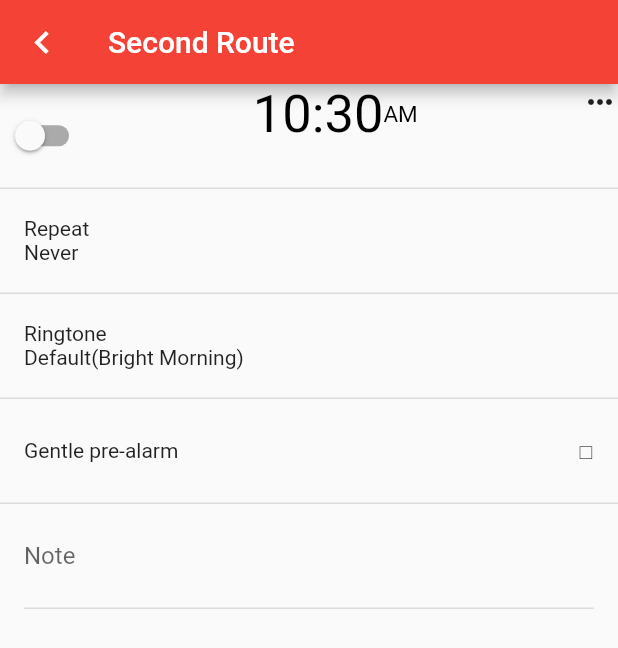
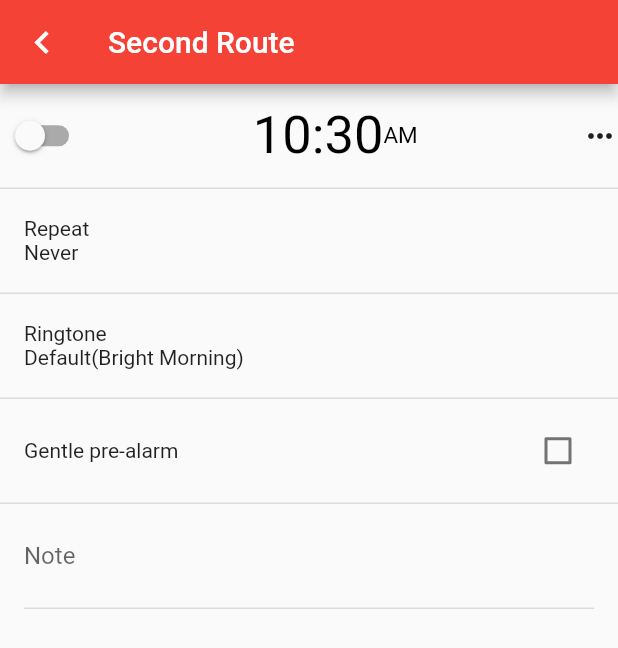
Before and after one commit to katsumeshi/flutter-alarm, a Flutter app: the screen it shows after launch, after a tap on the "add" icon, on a phone screen of 412 x 824 dp. Shown: the top 648 px of the screen. Run offline on Flutter 3.47's test engine with Material 2 defaults, Android fonts, the light colour scheme and no system bars; our stand-ins replace audioplayers, equatable, flutter_bloc, flutter_datetime_picker.

Commit message:
ring alarm

```diff
--- a/lib/DataLayar/alarm.dart
+++ b/lib/DataLayar/alarm.dart
@@ -18,6 +18,7 @@ class Alarm extends Equatable {
   final bool active;
   final DateTime time;
   final Map<String, bool> days;
+  final bool gentle;
   final String note;
 
   Alarm.fromJson(Map json)
@@ -25,6 +26,7 @@ class Alarm extends Equatable {
         active = json['active'],
         time = json['title'],
         days = json['days'],
+        gentle = json['gentle'],
         note = json['note'];
 
   Alarm(
@@ -32,13 +34,14 @@ class Alarm extends Equatable {
       this.active = false,
       DateTime time,
       Map<String, bool> days,
+      this.gentle = false,
       this.note = ""})
       : this.id = id ?? uuid.v1(),
         this.time = time ?? DateTime.now(),
         this.days = days ?? defaultDays;
 
   AlarmEntity toEntity() {
-    return AlarmEntity(id, active, time, days, note);
+    return AlarmEntity(id, active, time, days, gentle, note);
   }
 
   Alarm copyWith(
@@ -46,12 +49,14 @@ class Alarm extends Equatable {
       bool active,
       DateTime time,
       Map<String, bool> days,
+      bool gentle,
       String note}) {
     return Alarm(
         id: id ?? this.id,
         active: active ?? this.active,
         time: time ?? this.time,
         days: days ?? this.days,
+        gentle: gentle ?? this.gentle,
         note: note ?? this.note);
   }
 
@@ -69,7 +74,7 @@ class Alarm extends Equatable {
   }
 
   @override
-  List<Object> get props => [id, active, time, days, note];
+  List<Object> get props => [id, active, time, days, gentle, note];
 }
 
 class AlarmEntity extends Equatable {
@@ -77,10 +82,12 @@ class AlarmEntity extends Equatable {
   final bool active;
   final DateTime time;
   final Map<String, bool> days;
+  final bool gentle;
   final String note;
 
-  const AlarmEntity(this.id, this.active, this.time, this.days, this.note);
+  const AlarmEntity(
+      this.id, this.active, this.time, this.days, this.gentle, this.note);
 
   @override
-  List<Object> get props => [id, active, time, days, note];
+  List<Object> get props => [id, active, time, days, gentle, note];
 }
--- a/lib/UI/add_screen.dart
+++ b/lib/UI/add_screen.dart
@@ -12,23 +12,18 @@ class SecondRoute extends StatelessWidget {
 
   @override
   Widget build(BuildContext context) {
-    final alarm = ModalRoute.of(context).settings.arguments as Alarm;
+    var alarm = ModalRoute.of(context).settings.arguments as Alarm;
     final bloc = BlocProvider.of<AlarmsBloc>(context);
     return BlocBuilder<AlarmsBloc, AlarmsState>(builder: (context, state) {
       final alarms = (state as AlarmsLoaded).alarms;
+      alarm = alarms.firstWhere((e) => e.id == alarm.id, orElse: () => Alarm());
       return Scaffold(
           appBar: AppBar(
               title: Text("Second Route"),
               leading: IconButton(
                 icon: Icon(Icons.chevron_left, size: 30),
                 onPressed: () {
-                  final ret = alarms.firstWhere((e) => e.id == alarm.id,
-                      orElse: () => null);
-                  if (ret == null) {
-                    bloc.add(AddAlarm(alarm));
-                  } else {
-                    bloc.add(UpdateAlarm(alarm));
-                  }
+                  bloc.add(UpdateAlarm(alarm));
                   Navigator.of(context).pop();
                 },
               )),
@@ -77,8 +72,15 @@ class SecondRoute extends StatelessWidget {
             ),
             padding: const EdgeInsets.only(left: margin, right: margin),
             height: rowHeight,
-            child:
-                Row(children: [Text("Gentle pre-alarm"), Spacer(), Text("□")])),
+            child: Row(children: [
+              Text("Gentle pre-alarm"),
+              Spacer(),
+              Checkbox(
+                  value: alarm.gentle,
+                  onChanged: (value) {
+                    bloc.add(UpdateAlarm(alarm.copyWith(gentle: value)));
+                  })
+            ])),
         Container(
           decoration: BoxDecoration(
             border: Border(bottom: BorderSide(color: Colors.black12)),
--- a/lib/UI/comonents/alarm_row.dart
+++ b/lib/UI/comonents/alarm_row.dart
@@ -25,7 +25,9 @@ Widget buildRow(BuildContext context, Alarm alarm) {
                   bloc.add(UpdateAlarm(alarm.copyWith(time: time)));
                 }, currentTime: alarm.time, locale: LocaleType.en);
               },
-              child: Column(children: [
+              child: Column(
+                  mainAxisAlignment: MainAxisAlignment.center,
+                  children: [
                     Row(mainAxisSize: MainAxisSize.min, children: [
                       Text(DateFormat("hh:mm").format(alarm.time),
                           style: TextStyle(
@@ -39,17 +41,26 @@ Widget buildRow(BuildContext context, Alarm alarm) {
                           ),
                           textAlign: TextAlign.justify)
                     ]),
-                Text(alarm.toDaysString(),
-                    style: TextStyle(
-                      color: Colors.black,
-                      fontSize: 18,
-                    ))
+                    _daysWidget(alarm)
                   ]))),
+      Column(mainAxisAlignment: MainAxisAlignment.center, children: [
         InkWell(
             onTap: () {
               Navigator.of(context).pushNamed('/second', arguments: alarm);
             },
-          child: Column(children: [Icon(Icons.more_horiz)]))
+            child: Icon(Icons.more_horiz))
+      ]),
     ]);
   });
 }
+
+Widget _daysWidget(Alarm alarm) {
+  final dayString = alarm.toDaysString();
+  return dayString.isEmpty
+      ? SizedBox.shrink()
+      : Text(dayString,
+          style: TextStyle(
+            color: Colors.black,
+            fontSize: 18,
+          ));
+}
--- /dev/null
+++ b/lib/UI/comonents/audio_player.dart
@@ -0,0 +1,16 @@
+import 'package:audioplayers/audio_cache.dart';
+import 'package:audioplayers/audioplayers.dart';
+
+class Audio {
+  static final Audio _singleton = Audio._internal();
+  AudioPlayer player;
+  AudioCache cache;
+
+  factory Audio() {
+    _singleton.player = AudioPlayer();
+    _singleton.cache = AudioCache(fixedPlayer: _singleton.player);
+    return _singleton;
+  }
+
+  Audio._internal();
+}
--- a/lib/UI/main_screen.dart
+++ b/lib/UI/main_screen.dart
@@ -1,7 +1,9 @@
 import 'package:alarm/BLoC/alarm_bloc.dart';
+import 'package:alarm/BLoC/alarms_event.dart';
 import 'package:alarm/BLoC/alarms_state.dart';
 import 'package:alarm/DataLayar/alarm.dart';
-import 'package:alarm/UI/alarm_row.dart';
+import 'package:alarm/UI/comonents/alarm_row.dart';
+import 'package:alarm/UI/comonents/audio_player.dart';
 import 'package:flutter/material.dart';
 import 'package:flutter_bloc/flutter_bloc.dart';
 
@@ -33,9 +35,13 @@ class MainScreen extends StatelessWidget {
   }
 
   Widget _add(BuildContext context) {
+    final bloc = BlocProvider.of<AlarmsBloc>(context);
     return FloatingActionButton(
       onPressed: () {
-        Navigator.of(context).pushNamed('/second', arguments: Alarm());
+        Audio().cache.play('alarm.mp3');
+        final alarm = Alarm();
+        bloc.add(AddAlarm(alarm));
+        Navigator.of(context).pushNamed('/second', arguments: alarm);
       },
       child: Icon(Icons.add),
       backgroundColor: Colors.green,
--- a/lib/main.dart
+++ b/lib/main.dart
@@ -1,12 +1,18 @@
 import 'package:alarm/BLoC/alarm_bloc.dart';
 import 'package:alarm/BLoC/alarms_event.dart';
 import 'package:alarm/UI/add_screen.dart';
+import 'package:audioplayers/audio_cache.dart';
+import 'package:audioplayers/audioplayers.dart';
 import 'package:flutter/material.dart';
 import 'package:flutter_bloc/flutter_bloc.dart';
 
 import 'UI/main_screen.dart';
 
+var advancedPlayer = AudioPlayer();
+final audioCache = AudioCache(fixedPlayer: advancedPlayer);
 void main() {
+  // var advancedPlayer = AudioPlayer();
+  // final audioCache = AudioCache();
   runApp(MultiBlocProvider(
     providers: [
       BlocProvider<AlarmsBloc>(
--- a/pubspec.yaml
+++ b/pubspec.yaml
@@ -33,6 +33,7 @@ dependencies:
   equatable: ^1.2.5
   flutter_datetime_picker: ^1.4.0
   uuid: ^2.2.2
+  audioplayers: ^0.17.2
 
 dev_dependencies:
   flutter_test:
@@ -47,6 +48,9 @@ flutter:
   # included with your application, so that you can use the icons in
   # the material Icons class.
   uses-material-design: true
+
+  assets:
+    - assets/
 
   # To add assets to your application, add an assets section, like this:
   # assets:
```
Also changed, not shown: 10 other files. Lines whose indentation alone changed are shown as unchanged.
